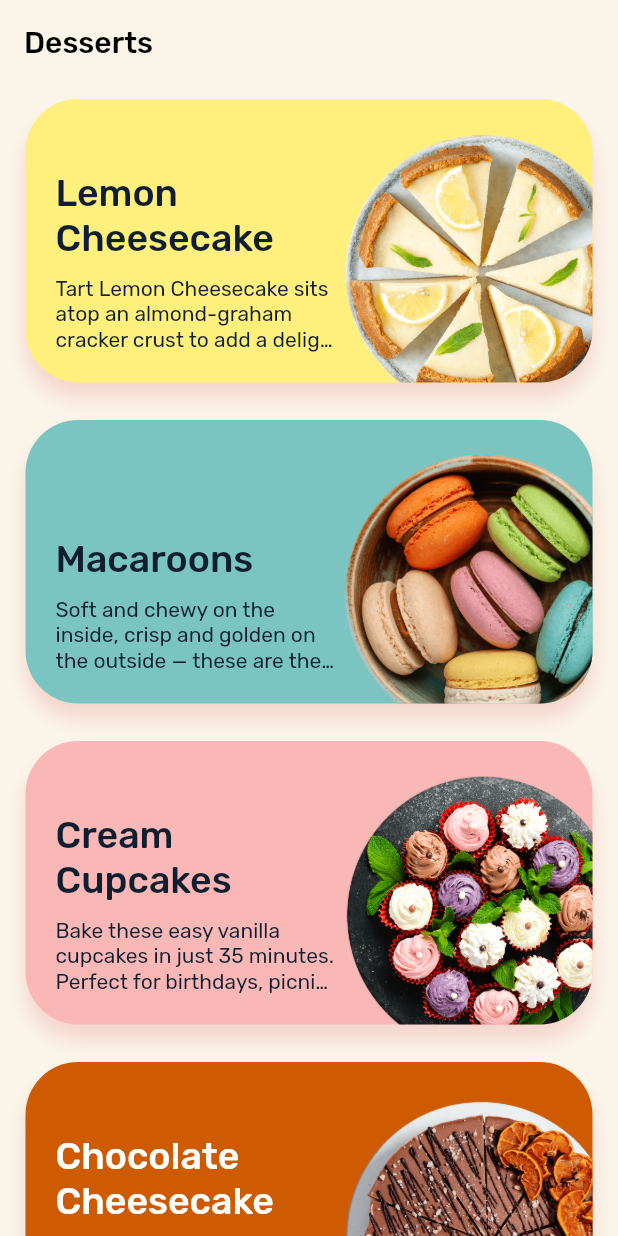
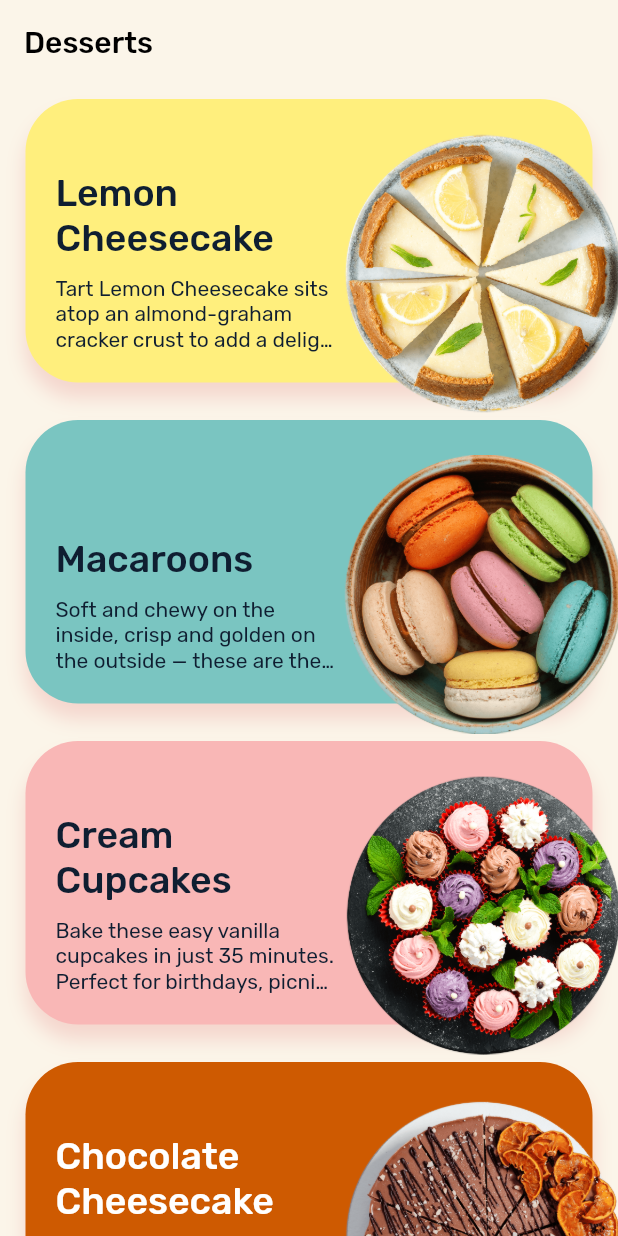
Before and after one commit to Roaa94/recipes_ui_app, a Flutter app: the screen it shows after launch, on a phone screen of 412 x 824 dp. Run offline on Flutter 3.47's test engine with Material 2 defaults, Android fonts, the phone set to English and light mode, and no system bars; our stand-ins replace flutter_riverpod, sensors_plus.

Commit message:
chore: sets up food menu item page with hero animation

```diff
--- a/lib/menu/views/widgets/menu_list_item.dart
+++ b/lib/menu/views/widgets/menu_list_item.dart
@@ -2,6 +2,7 @@ import 'package:flutter/material.dart';
 import 'package:flutter_vikings/core/enums/screen_size.dart';
 import 'package:flutter_vikings/core/styles/app_colors.dart';
 import 'package:flutter_vikings/menu/models/food_menu_item.dart';
+import 'package:flutter_vikings/menu/views/pages/food_menu_item_page.dart';
 import 'package:flutter_vikings/menu/views/widgets/menu_list_item_image.dart';
 
 class MenuListItem extends StatelessWidget {
@@ -14,13 +15,39 @@ class MenuListItem extends StatelessWidget {
 
   @override
   Widget build(BuildContext context) {
-    return SizedBox(
+    return GestureDetector(
+      onTap: () {
+        Navigator.of(context).push(
+          PageRouteBuilder(
+            transitionDuration: const Duration(milliseconds: 300),
+            pageBuilder: (BuildContext context, Animation<double> animation,
+                Animation<double> secondaryAnimation) {
+              return FoodMenuItemPage(menuItem);
+            },
+            transitionsBuilder: (BuildContext context,
+                Animation<double> animation,
+                Animation<double> secondaryAnimation,
+                Widget child) {
+              return Align(
+                child: FadeTransition(
+                  opacity: animation,
+                  child: child,
+                ),
+              );
+            },
+          ),
+        );
+      },
+      child: SizedBox(
         width: double.infinity,
         height: 170,
         child: Stack(
           children: [
             Positioned.fill(
+              child: Hero(
+                tag: '__food_item_${menuItem.id}_image_bg__',
                 child: Container(
+                  alignment: Alignment.bottomRight,
                   decoration: BoxDecoration(
                     color: menuItem.bgColor,
                     borderRadius: BorderRadius.circular(35),
@@ -32,10 +59,15 @@ class MenuListItem extends StatelessWidget {
                       ),
                     ],
                   ),
+                  // child: MenuListItemImage(menuItem),
+                ),
               ),
             ),
             Positioned.fill(
+              child: Container(
+                alignment: Alignment.bottomRight,
                 child: MenuListItemImage(menuItem),
+              ),
             ),
             Row(
               children: [
@@ -56,7 +88,8 @@ class MenuListItem extends StatelessWidget {
                       children: [
                         Text(
                           menuItem.title,
-                        style: Theme.of(context).textTheme.headline4!.copyWith(
+                          style:
+                              Theme.of(context).textTheme.headline4!.copyWith(
                                     color: menuItem.textColor,
                                   ),
                         ),
@@ -81,6 +114,7 @@ class MenuListItem extends StatelessWidget {
             ),
           ],
         ),
+      ),
     );
   }
 }
--- a/lib/menu/views/widgets/menu_list_item_image.dart
+++ b/lib/menu/views/widgets/menu_list_item_image.dart
@@ -15,21 +15,13 @@ class MenuListItemImage extends StatelessWidget {
   Widget build(BuildContext context) {
     double imageSize = FoodMenuLayout.of(context).menuItemImageSize;
 
-    return ClipRRect(
-      borderRadius: BorderRadius.circular(35),
-      child: Stack(
-        children: [
-          Positioned(
-            bottom: -20,
-            right: -20,
-            child: MenuListItemImageWrapper(
-              child: Image.asset(
-                menuItem.image,
-                width: imageSize,
-              ),
-            ),
-          ),
-        ],
+    return MenuListItemImageWrapper(
+      child: Hero(
+        tag: '__food_item_${menuItem.id}_image__',
+        child: Image.asset(
+          menuItem.image,
+          width: imageSize,
+        ),
       ),
     );
   }
--- a/lib/menu/views/widgets/menu_list_item_image_wrapper.dart
+++ b/lib/menu/views/widgets/menu_list_item_image_wrapper.dart
@@ -58,7 +58,9 @@ class _MenuListItemImageWrapperState extends State<MenuListItemImageWrapper>
   @override
   Widget build(BuildContext context) {
     super.build(context);
-    return AnimatedBuilder(
+    return Transform.translate(
+      offset: const Offset(20, 20),
+      child: AnimatedBuilder(
         animation: animationController,
         child: widget.child,
         builder: (context, child) {
@@ -72,6 +74,7 @@ class _MenuListItemImageWrapperState extends State<MenuListItemImageWrapper>
             ),
           );
         },
+      ),
     );
   }
 
```
Also changed, not shown: lib/menu/views/pages/food_menu_item_page.dart (added, +30 -0 lines), lib/menu/views/widgets/food_item_sliver_app_bar.dart (added, +77 -0 lines). Lines whose indentation alone changed are shown as unchanged.
